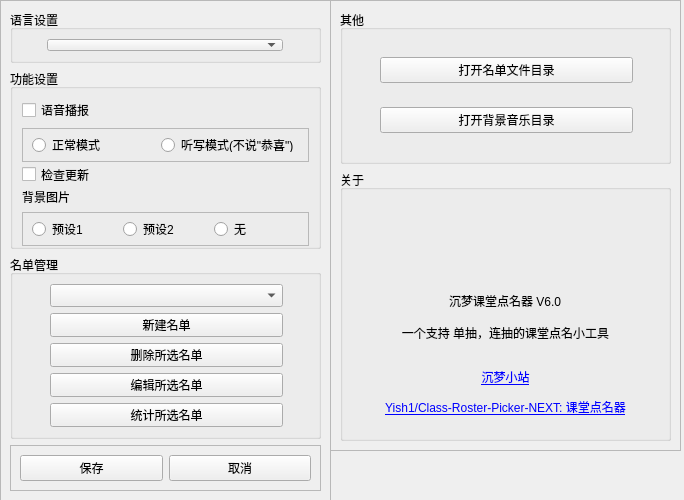
Old version of the form settings.ui in the repository Yish1/Class-Roster-Picker-NEXT.
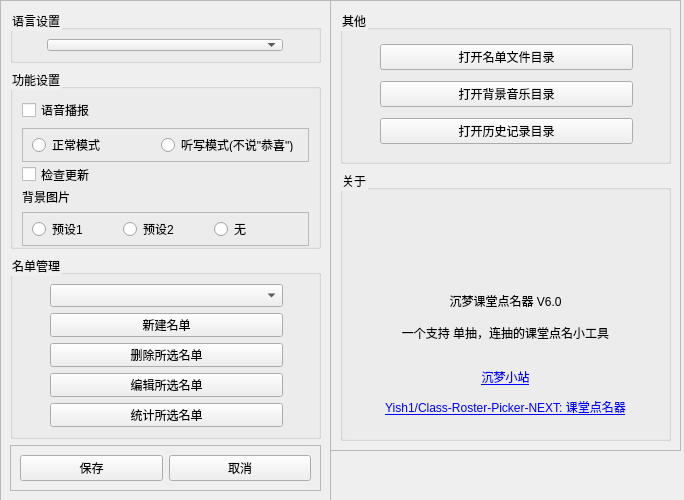
New version of the form. Icons and pictures are not drawn.

```diff
--- a/settings.ui
+++ b/settings.ui
@@ -31,6 +31,11 @@
   <property name="windowTitle">
    <string>Form</string>
   </property>
+  <property name="styleSheet">
+   <string notr="true">* {
+    font-size: 9pt;
+}</string>
+  </property>
   <widget class="QFrame" name="frame_5">
    <property name="geometry">
     <rect>
@@ -55,6 +60,9 @@
         <height>173</height>
        </size>
       </property>
+      <property name="styleSheet">
+       <string notr="true"/>
+      </property>
       <property name="title">
        <string>功能设置</string>
       </property>
@@ -370,6 +378,13 @@
          </property>
         </widget>
        </item>
+       <item row="2" column="0">
+        <widget class="QPushButton" name="pushButton_8">
+         <property name="text">
+          <string>打开历史记录目录</string>
+         </property>
+        </widget>
+       </item>
       </layout>
      </widget>
     </item>
@@ -422,15 +437,18 @@
       <widget class="QLabel" name="label_2">
        <property name="geometry">
         <rect>
-         <x>109</x>
+         <x>40</x>
          <y>120</y>
-         <width>131</width>
+         <width>251</width>
          <height>21</height>
         </rect>
        </property>
        <property name="text">
         <string>沉梦课堂点名器 V6.0</string>
        </property>
+       <property name="alignment">
+        <set>Qt::AlignCenter</set>
+       </property>
       </widget>
       <widget class="QLabel" name="label_3">
        <property name="geometry">
```
